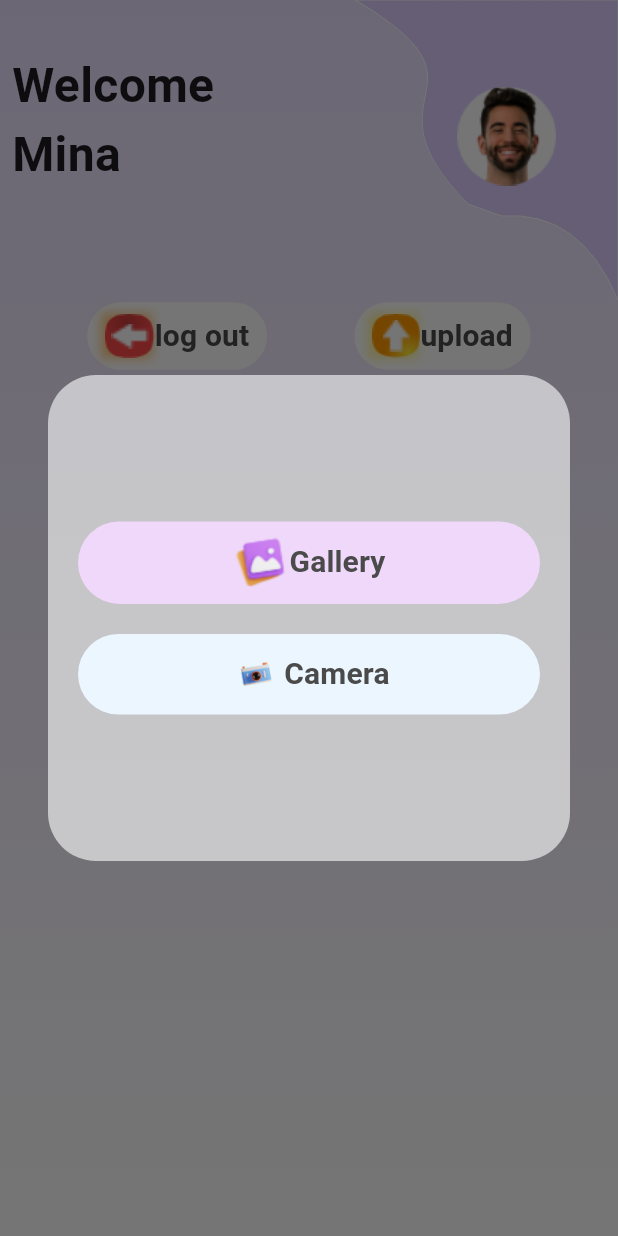
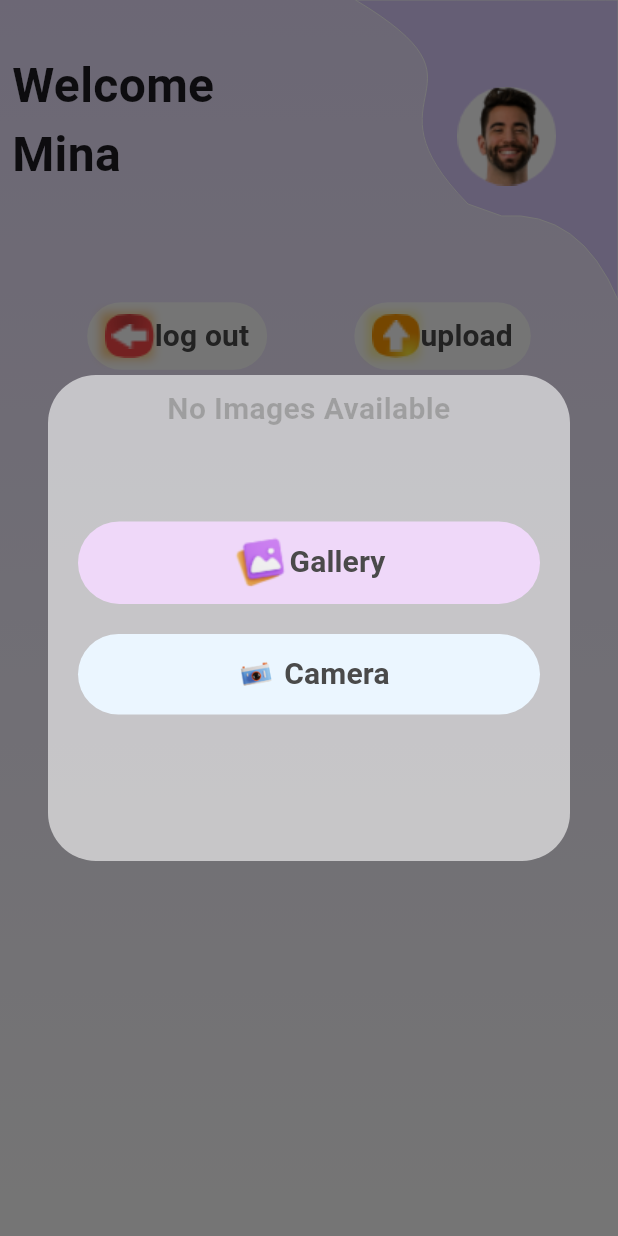
Before and after one commit to MustafaSheeha/ProMinaTask, a Flutter app: the HomeView screen opened by its route, after a tap on "upload", on a phone screen of 412 x 824 dp. Run offline on Flutter 3.47's test engine with Material 3 defaults, Android fonts, the phone set to English and light mode, and no system bars; our stand-ins replace dio, get, image_picker, shared_preferences; accounts and stored records are empty; network calls fail; project files that could hold a hidden picture were left out.

Commit message:
Refactor home controller and add image gallery widget
The commit refactors the home controller by adding a new method to fetch images from the API and a new list to store the fetched images. It also adds a new image gallery widget that displays the fetched images in a grid view. The commit message follows the Git commit message format guidelines.

```diff
--- a/lib/features/home/controller/home_controller.dart
+++ b/lib/features/home/controller/home_controller.dart
@@ -7,7 +7,7 @@ import 'package:dio/dio.dart' as dio;
 
 class HomeController extends GetxController {
   final ApiService _apiService = Get.find<ApiService>();
-
+  List<XFile> imageList = [];
   XFile? _imageFile;
 
   void pickImage(XFile image) {
@@ -27,12 +27,28 @@ class HomeController extends GetxController {
           // isFormData: true,
         );
 
-        Get.snackbar('Success', 'Image uploaded successfully', snackPosition: SnackPosition.BOTTOM);
+        Get.snackbar('Success', 'Image uploaded successfully',
+            snackPosition: SnackPosition.BOTTOM);
       } catch (e) {
-        Get.snackbar('Error', 'Failed to upload image: $e', snackPosition: SnackPosition.BOTTOM);
+        Get.snackbar('Error', 'Failed to upload image: $e',
+            snackPosition: SnackPosition.BOTTOM);
       }
     } else {
-      Get.snackbar('Error', 'No image selected', snackPosition: SnackPosition.BOTTOM);
+      Get.snackbar('Error', 'No image selected',
+          snackPosition: SnackPosition.BOTTOM);
+    }
+  }
+
+  Future<void> getImages() async {
+    try {
+      final response = await _apiService.get(EndPoints.myGallery);
+      imageList = response["data"]["images"] as List<XFile>;
+      Get.snackbar('Success', 'Images fetched successfully',
+          snackPosition: SnackPosition.BOTTOM);
+      update();
+    } catch (e) {
+      Get.snackbar('Error', 'Failed to fetch images: $e',
+          snackPosition: SnackPosition.BOTTOM);
     }
   }
 }
--- a/lib/features/home/view/home_view.dart
+++ b/lib/features/home/view/home_view.dart
@@ -36,8 +36,7 @@ class HomeView extends StatelessWidget {
           ),
           LogoutUploadRowWidget(),
           VerticalSpace(10),
-
-          // ImageGellaryWidget()
+          ImageGellaryWidget()
         ],
       ),
     )));
--- a/lib/features/home/view/widgets/image_gellary_widget.dart
+++ b/lib/features/home/view/widgets/image_gellary_widget.dart
@@ -1,15 +1,35 @@
 import 'package:flutter/material.dart';
+import 'package:get/get.dart';
+import 'package:promina_gallery_task/core/constants/app_strings.dart';
+import 'package:promina_gallery_task/core/constants/app_text_styles.dart';
+import 'package:promina_gallery_task/core/widgets/text_widget.dart';
+import 'package:promina_gallery_task/features/home/controller/home_controller.dart';
 
 import '../../../../core/constants/assets.dart';
 
-class ImageGellaryWidget extends StatelessWidget {
+class ImageGellaryWidget extends StatefulWidget {
   const ImageGellaryWidget({
     super.key,
   });
 
   @override
+  State<ImageGellaryWidget> createState() => _ImageGellaryWidgetState();
+}
+
+class _ImageGellaryWidgetState extends State<ImageGellaryWidget> {
+  @override
+  void initState() {
+    Get.find<HomeController>().getImages();
+    super.initState();
+  }
+
+  @override
   Widget build(BuildContext context) {
-    return Expanded(
+    HomeController homeController = Get.find<HomeController>();
+    return GetBuilder<HomeController>(builder: (c) {
+      return c.imageList.isEmpty
+          ? const NoImagesAvailableWidget()
+          : Expanded(
               child: Padding(
                 padding: const EdgeInsets.symmetric(horizontal: 10),
                 child: GridView(
@@ -17,13 +37,13 @@ class ImageGellaryWidget extends StatelessWidget {
                       crossAxisCount: 3),
                   children: [
                     ...List.generate(
-              15,
+                      homeController.imageList.length,
                       (index) {
                         return Container(
-                  decoration: const BoxDecoration(
+                          decoration: BoxDecoration(
                               image: DecorationImage(
-                          image: AssetImage(Assets
-                              .imagesVincentiuSolomonLn5drpvImIUnsplash))),
+                                  image: AssetImage(
+                                      homeController.imageList[index].path))),
                         );
                       },
                     )
@@ -31,5 +51,22 @@ class ImageGellaryWidget extends StatelessWidget {
                 ),
               ),
             );
+    });
   }
 }
+
+class NoImagesAvailableWidget extends StatelessWidget {
+  const NoImagesAvailableWidget({
+    super.key,
+  });
+
+  @override
+  Widget build(BuildContext context) {
+    return Center(
+        child: TextWidget(
+          text: AppStrings.noImagesAvailable,
+          style: AppTextStyles.segoeUIBold.copyWith(fontSize: 20),
+        ),
+      );
+  }
+}
```
Lines whose indentation alone changed are shown as unchanged.
